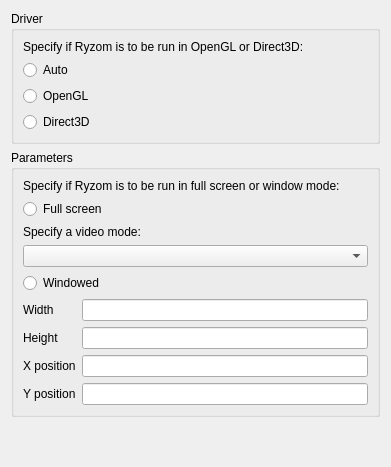
Qt form ryzom/tools/client/client_config_qt/ui/display_settings_widget.ui (nunosasilva/ryzomcore) before a commit.
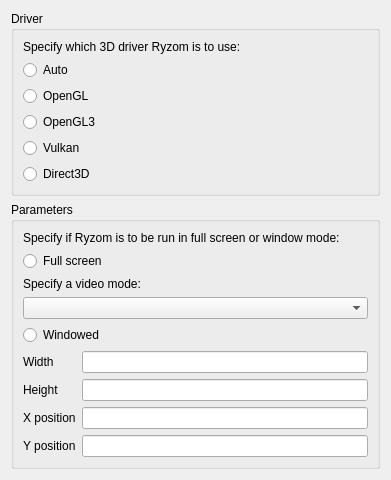
The same form after that commit.

Commit message:
config tool: offer Vulkan and OpenGL3 drivers
The Qt client configuration tool only offered Auto, OpenGL and Direct3D,
so there was no way to select the Vulkan or OpenGL3 renderer from the GUI.
Add both radio buttons and write Driver3D as the same strings the client
already accepts; keep Auto as the default and Direct3D Windows-only.

Also accept the numeric values 4 (OpenGL3) and 5 (Vulkan) when loading,
case-insensitively like client_cfg.cpp, and list every Driver3D value in
the client_default.cfg comment.

```diff
--- a/ryzom/tools/client/client_config_qt/ui/display_settings_widget.ui
+++ b/ryzom/tools/client/client_config_qt/ui/display_settings_widget.ui
@@ -23,7 +23,7 @@
       <item>
        <widget class="QLabel" name="videoDriverLabel">
         <property name="text">
-         <string>Specify if Ryzom is to be run in OpenGL or Direct3D:</string>
+         <string>Specify which 3D driver Ryzom is to use:</string>
         </property>
        </widget>
       </item>
@@ -41,6 +41,20 @@
         </property>
        </widget>
       </item>
+      <item>
+       <widget class="QRadioButton" name="opengl3RadioButton">
+        <property name="text">
+         <string>OpenGL3</string>
+        </property>
+       </widget>
+      </item>
+      <item>
+       <widget class="QRadioButton" name="vulkanRadioButton">
+        <property name="text">
+         <string>Vulkan</string>
+        </property>
+       </widget>
+      </item>
       <item>
        <widget class="QRadioButton" name="direct3dRadioButton">
         <property name="text">
```
The commit also changes 3 other files.
